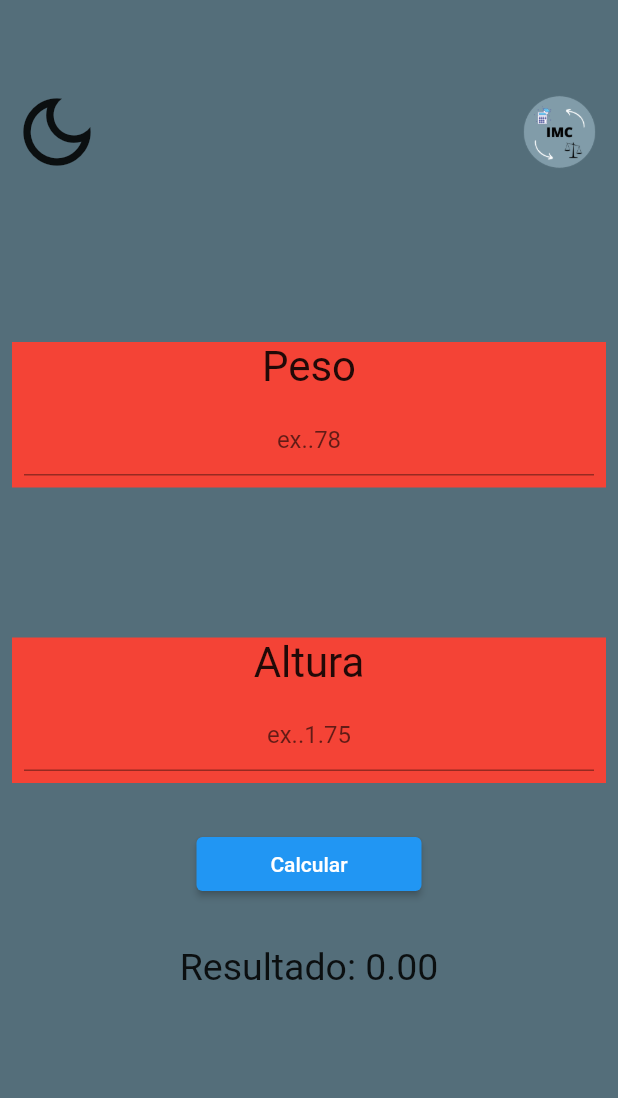
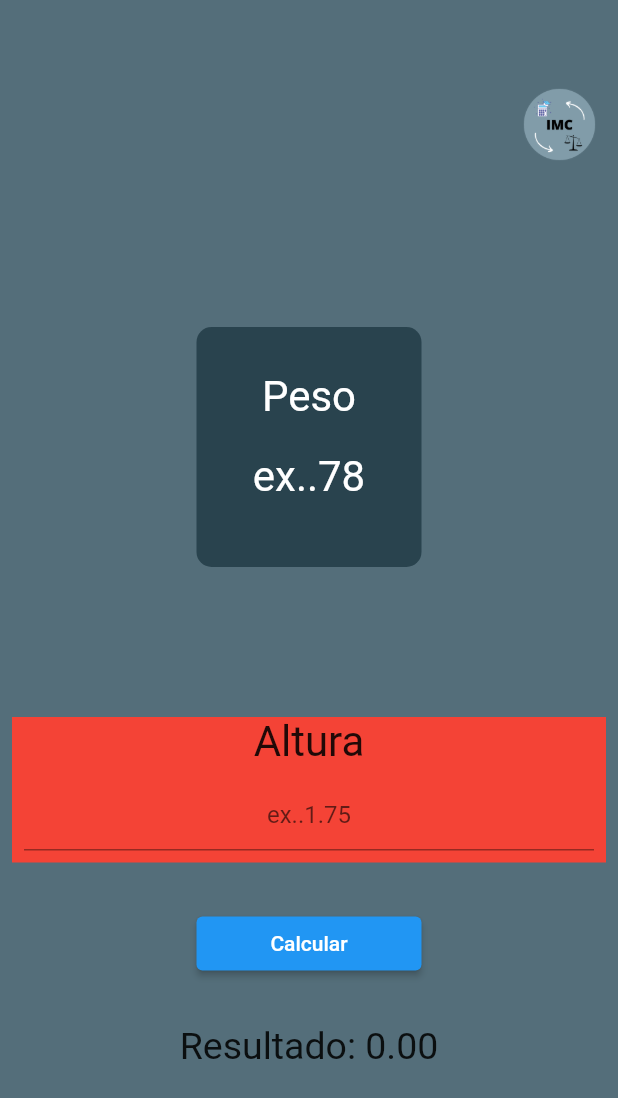
Before and after one commit to jucesargois/imc_app, a Flutter app: the screen it shows after launch, on a phone screen of 412 x 824 dp. Shown: the top 1098 px of the screen. Run offline on Flutter 3.47's test engine with Material 2 defaults, Android fonts, the phone set to English and light mode, and no system bars.

Commit message:
Inserido novo layout para o campo de peso

```diff
--- a/lib/home.dart
+++ b/lib/home.dart
@@ -10,10 +10,9 @@ class Home extends StatefulWidget {
 class _HomeState extends State<Home> {
   bool value = false;
   int? peso;
+  double? altura;
+  double resultado = 0;
 
-  double? altura;
-
-  double resultado = 0;
   calculaImc(int? peso, double? altura) {
     if (peso != null && altura != null) {
       return resultado = peso / (altura * altura);
@@ -41,7 +40,6 @@ class _HomeState extends State<Home> {
   }
 
   TextEditingController pesocontroller = TextEditingController();
-
   TextEditingController alturacontroller = TextEditingController();
 
   @override
@@ -59,7 +57,7 @@ class _HomeState extends State<Home> {
                 ),
                 Row(
                   children: [
-                    Align(
+                    /* Align(
                       alignment: Alignment.bottomLeft,
                       child: Column(
                         children: [
@@ -69,9 +67,9 @@ class _HomeState extends State<Home> {
                           ),
                         ],
                       ),
-                    ),
+                    ),*/
                     SizedBox(
-                      width: 280,
+                      width: 340,
                     ),
                     Align(
                       alignment: Alignment.bottomRight,
@@ -86,21 +84,35 @@ class _HomeState extends State<Home> {
                   height: 110,
                 ),
                 Container(
-                  color: Colors.red,
+                  width: 150,
+                  height: 160,
+                  decoration: BoxDecoration(
+                    borderRadius: BorderRadius.all(
+                      Radius.circular(10),
+                    ),
+                    color: Color(0xFF29434e),
+                  ),
                   child: Column(
                     children: [
-                      const Center(
-                        child: Text(
-                          'Peso',
-                          style: TextStyle(fontSize: 28),
-                        ),
+                      SizedBox(height: 30,),
+                      Text(
+                        'Peso',
+                        style: TextStyle(fontSize: 28, color: Colors.white),
                       ),
                       Padding(
                         padding: const EdgeInsets.all(8.0),
                         child: TextField(
+                          style: TextStyle(color: Colors.white,fontSize: 28),
                           textAlign: TextAlign.center,
                           controller: pesocontroller,
-                          decoration: const InputDecoration(hintText: 'ex..78'),
+                          decoration: const InputDecoration(
+                            hintText: 'ex..78',
+                            hintStyle: TextStyle(
+                              color: Colors.white,
+                            ),
+                          enabledBorder: InputBorder.none,
+                          focusedBorder: InputBorder.none,
+                          ),
                         ),
                       ),
                     ],
```
